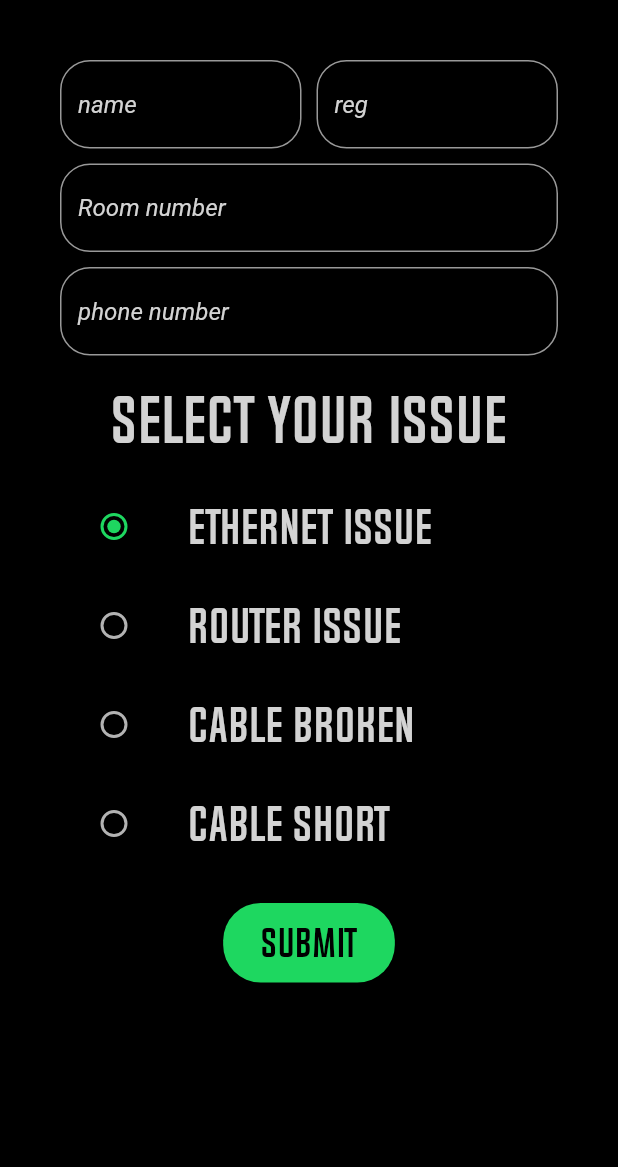
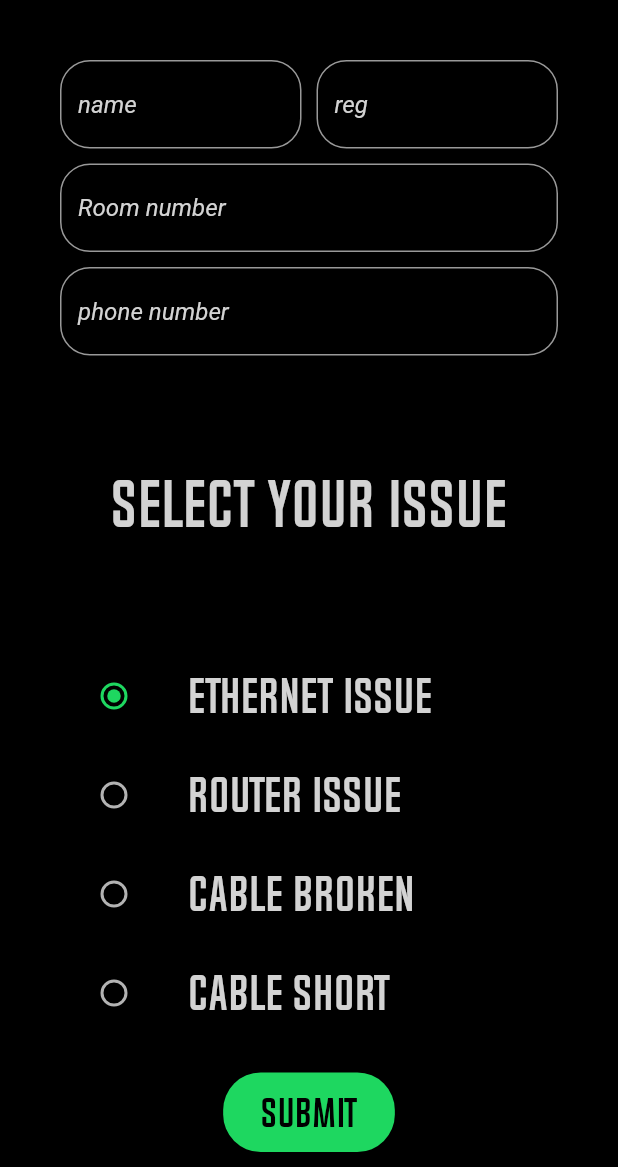
Before and after one commit to MusaGillani/complaintronix-flutter, a Flutter app: the ComplaintScreen screen opened directly, on a phone screen of 412 x 824 dp, the part 69-1236 px from its top. Run offline on Flutter 3.47's test engine with Material 2 defaults, Android fonts, the light colour scheme and no system bars; our stand-ins replace cloud_firestore, firebase_auth, firebase_core, font_awesome_flutter, google_sign_in, modal_progress_hud; missing offline and left inert: flutter_login_facebook; accounts and stored records are empty.

```diff
--- a/lib/screens/complaint_screen.dart
+++ b/lib/screens/complaint_screen.dart
@@ -142,12 +142,14 @@ class _ComplaintScreenState extends State<ComplaintScreen> {
               SizedBox(
                 height: 20,
               ),
-              Center(
-                child: Text(
-                  'Select your ISSUE',
-                  style: kLogoTextStyle.copyWith(
-                    color: Color(0xffd3d3d3),
-                    fontSize: 40.0,
+              Flexible(
+                              child: Center(
+                  child: Text(
+                    'Select your ISSUE',
+                    style: kLogoTextStyle.copyWith(
+                      color: Color(0xffd3d3d3),
+                      fontSize: 40.0,
+                    ),
                   ),
                 ),
               ),
```
Also changed, not shown: 20 other files.
